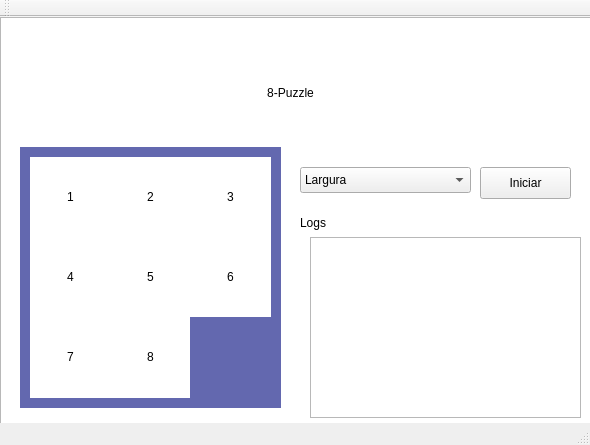
This is src/principal.ui in glaucomunsberg/hall9000 as Qt 5 draws it before an edit. The edited form follows.
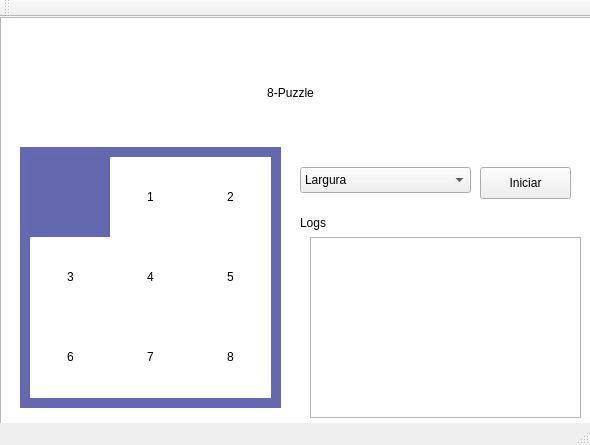
This is the edited form.

Commit message: Subindo largura corretamente, profundidade erro com estouro de vetor.

Diff of the .ui file:
```diff
--- a/src/principal.ui
+++ b/src/principal.ui
@@ -150,11 +150,11 @@
       <bool>false</bool>
      </property>
      <property name="styleSheet">
-      <string notr="true">background-color: rgb(255, 255, 255);
+      <string notr="true">background-color: rgb(99, 104, 174);
 font: 64pt &quot;DIN Light&quot;;</string>
      </property>
      <property name="text">
-      <string>1</string>
+      <string/>
      </property>
      <property name="alignment">
       <set>Qt::AlignCenter</set>
@@ -180,7 +180,7 @@
 font: 64pt &quot;DIN Light&quot;;</string>
      </property>
      <property name="text">
-      <string>2</string>
+      <string>1</string>
      </property>
      <property name="alignment">
       <set>Qt::AlignCenter</set>
@@ -206,7 +206,7 @@
 font: 64pt &quot;DIN Light&quot;;</string>
      </property>
      <property name="text">
-      <string>3</string>
+      <string>2</string>
      </property>
      <property name="alignment">
       <set>Qt::AlignCenter</set>
@@ -232,7 +232,7 @@
 font: 64pt &quot;DIN Light&quot;;</string>
      </property>
      <property name="text">
-      <string>4</string>
+      <string>3</string>
      </property>
      <property name="alignment">
       <set>Qt::AlignCenter</set>
@@ -258,7 +258,7 @@
 font: 64pt &quot;DIN Light&quot;;</string>
      </property>
      <property name="text">
-      <string>5</string>
+      <string>4</string>
      </property>
      <property name="alignment">
       <set>Qt::AlignCenter</set>
@@ -284,7 +284,7 @@
 font: 64pt &quot;DIN Light&quot;;</string>
      </property>
      <property name="text">
-      <string>6</string>
+      <string>5</string>
      </property>
      <property name="alignment">
       <set>Qt::AlignCenter</set>
@@ -310,7 +310,7 @@
 font: 64pt &quot;DIN Light&quot;;</string>
      </property>
      <property name="text">
-      <string>7</string>
+      <string>6</string>
      </property>
      <property name="alignment">
       <set>Qt::AlignCenter</set>
@@ -336,7 +336,7 @@
 font: 64pt &quot;DIN Light&quot;;</string>
      </property>
      <property name="text">
-      <string>8</string>
+      <string>7</string>
      </property>
      <property name="alignment">
       <set>Qt::AlignCenter</set>
@@ -361,11 +361,11 @@
       <bool>false</bool>
      </property>
      <property name="styleSheet">
-      <string notr="true">background-color: rgb(99,104,175);
+      <string notr="true">background-color: rgb(255, 255, 255);
 font: 64pt &quot;DIN Light&quot;;</string>
      </property>
      <property name="text">
-      <string/>
+      <string>8</string>
      </property>
      <property name="alignment">
       <set>Qt::AlignCenter</set>
```
The commit also changes 1 other file.
